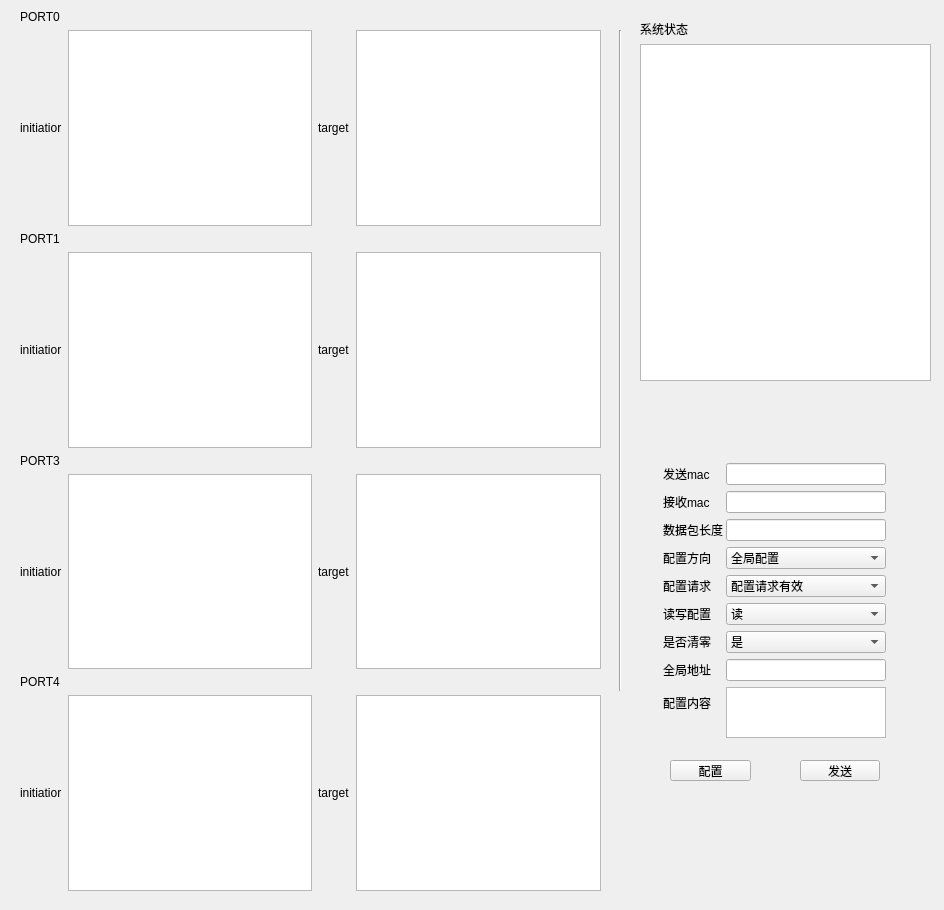
Before: the Qt Designer form form.ui in hanyidadada/qtproj, drawn with Qt 5.
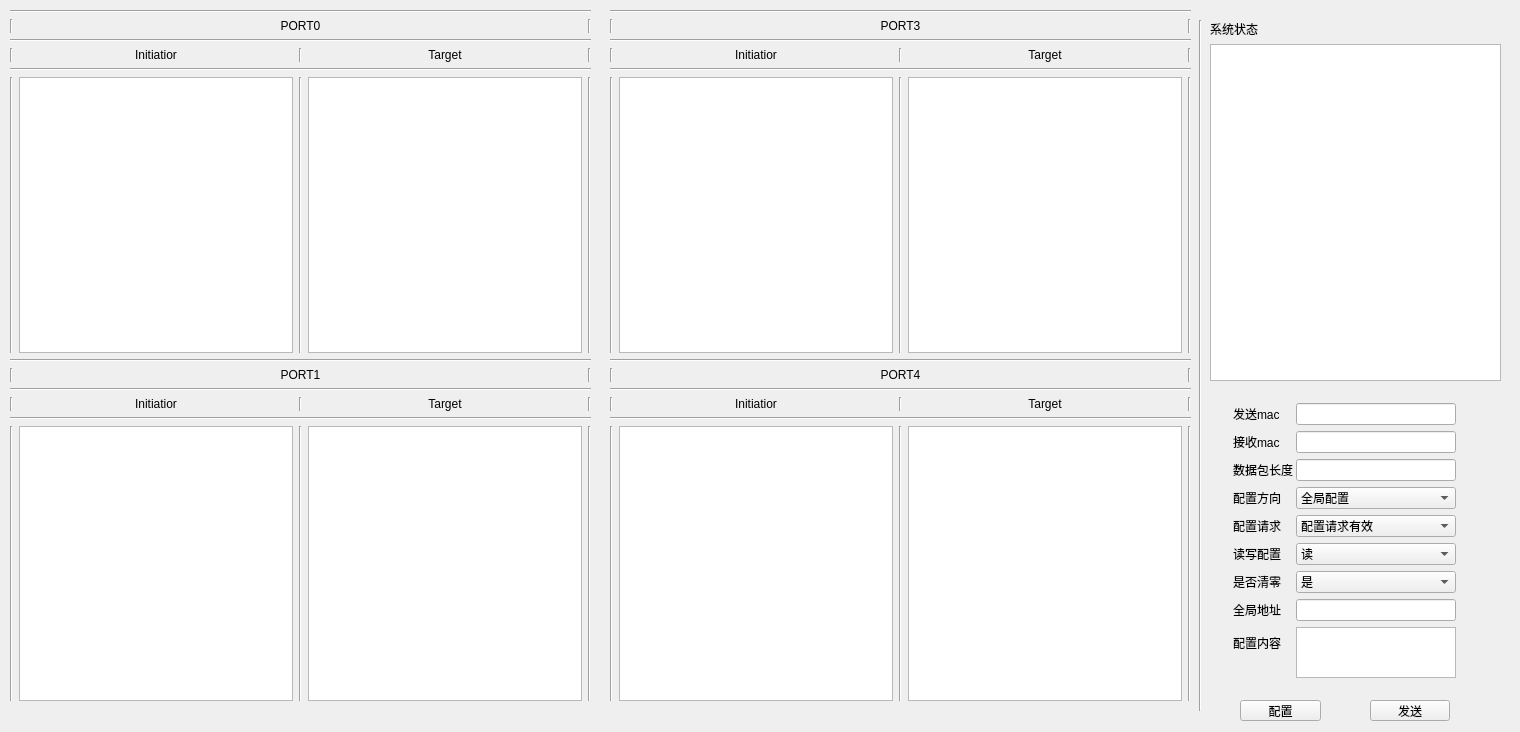
After: the same form once the commit is applied.

Diff of the .ui file:
```diff
--- a/form.ui
+++ b/form.ui
@@ -6,8 +6,8 @@
    <rect>
     <x>0</x>
     <y>0</y>
-    <width>944</width>
-    <height>910</height>
+    <width>1520</width>
+    <height>732</height>
    </rect>
   </property>
   <property name="sizePolicy">
@@ -22,8 +22,8 @@
   <widget class="QPushButton" name="configbn">
    <property name="geometry">
     <rect>
-     <x>670</x>
-     <y>760</y>
+     <x>1240</x>
+     <y>700</y>
      <width>81</width>
      <height>21</height>
     </rect>
@@ -35,8 +35,8 @@
   <widget class="QPushButton" name="sendbn">
    <property name="geometry">
     <rect>
-     <x>800</x>
-     <y>760</y>
+     <x>1370</x>
+     <y>700</y>
      <width>80</width>
      <height>21</height>
     </rect>
@@ -48,8 +48,8 @@
   <widget class="QWidget" name="formLayoutWidget">
    <property name="geometry">
     <rect>
-     <x>660</x>
-     <y>460</y>
+     <x>1230</x>
+     <y>400</y>
      <width>229</width>
      <height>281</height>
     </rect>
@@ -212,10 +212,10 @@
   <widget class="Line" name="line">
    <property name="geometry">
     <rect>
-     <x>610</x>
-     <y>30</y>
+     <x>1190</x>
+     <y>20</y>
      <width>20</width>
-     <height>661</height>
+     <height>691</height>
     </rect>
    </property>
    <property name="orientation">
@@ -225,7 +225,7 @@
   <widget class="QWidget" name="verticalLayoutWidget">
    <property name="geometry">
     <rect>
-     <x>640</x>
+     <x>1210</x>
      <y>20</y>
      <width>291</width>
      <height>361</height>
@@ -247,132 +247,251 @@
   <widget class="QWidget" name="verticalLayoutWidget_2">
    <property name="geometry">
     <rect>
-     <x>20</x>
+     <x>610</x>
      <y>10</y>
      <width>581</width>
-     <height>881</height>
+     <height>691</height>
     </rect>
    </property>
-   <layout class="QVBoxLayout" name="portreglayout" stretch="0,0,0,0,0,0,0,0">
+   <layout class="QVBoxLayout" name="portreglayout2" stretch="0,0,0,0,0,0,0,0,0,0,0,0">
     <property name="sizeConstraint">
      <enum>QLayout::SetDefaultConstraint</enum>
     </property>
     <item>
-     <widget class="QLabel" name="port0label">
-      <property name="text">
-       <string>PORT0</string>
+     <widget class="Line" name="line_4">
+      <property name="orientation">
+       <enum>Qt::Horizontal</enum>
       </property>
      </widget>
     </item>
     <item>
      <layout class="QHBoxLayout" name="port0layout">
       <item>
-       <widget class="QLabel" name="init0label">
-        <property name="text">
-         <string>initiatior</string>
+       <widget class="Line" name="line_8">
+        <property name="orientation">
+         <enum>Qt::Vertical</enum>
         </property>
        </widget>
       </item>
       <item>
-       <widget class="QTableView" name="init0table"/>
-      </item>
-      <item>
-       <widget class="QLabel" name="taraget0label">
+       <widget class="QLabel" name="port3label_2">
         <property name="text">
-         <string>target</string>
+         <string>PORT3</string>
         </property>
+        <property name="alignment">
+         <set>Qt::AlignCenter</set>
+        </property>
        </widget>
       </item>
       <item>
-       <widget class="QTableView" name="taraget0table"/>
+       <widget class="Line" name="line_9">
+        <property name="orientation">
+         <enum>Qt::Vertical</enum>
+        </property>
+       </widget>
       </item>
      </layout>
     </item>
     <item>
-     <widget class="QLabel" name="port1label">
-      <property name="text">
-       <string>PORT1</string>
+     <widget class="Line" name="line_14">
+      <property name="orientation">
+       <enum>Qt::Horizontal</enum>
       </property>
      </widget>
     </item>
     <item>
      <layout class="QHBoxLayout" name="port1layout">
       <item>
-       <widget class="QLabel" name="init1label">
-        <property name="text">
-         <string>initiatior</string>
+       <widget class="Line" name="line_11">
+        <property name="orientation">
+         <enum>Qt::Vertical</enum>
         </property>
        </widget>
       </item>
-      <item>
-       <widget class="QTableView" name="init1table"/>
-      </item>
-      <item>
-       <widget class="QLabel" name="taraget1label">
-        <property name="text">
-         <string>target</string>
-        </property>
-       </widget>
-      </item>
-      <item>
-       <widget class="QTableView" name="taraget1table"/>
-      </item>
-     </layout>
-    </item>
-    <item>
-     <widget class="QLabel" name="port3label">
-      <property name="text">
-       <string>PORT3</string>
-      </property>
-     </widget>
-    </item>
-    <item>
-     <layout class="QHBoxLayout" name="port3layout">
       <item>
        <widget class="QLabel" name="init3label">
         <property name="text">
-         <string>initiatior</string>
+         <string>Initiatior</string>
+        </property>
+        <property name="alignment">
+         <set>Qt::AlignCenter</set>
         </property>
        </widget>
       </item>
       <item>
-       <widget class="QTableView" name="init3table"/>
+       <widget class="Line" name="line_12">
+        <property name="orientation">
+         <enum>Qt::Vertical</enum>
+        </property>
+       </widget>
       </item>
       <item>
        <widget class="QLabel" name="taraget3label">
         <property name="text">
-         <string>target</string>
+         <string>Target</string>
+        </property>
+        <property name="alignment">
+         <set>Qt::AlignCenter</set>
+        </property>
+       </widget>
+      </item>
+      <item>
+       <widget class="Line" name="line_13">
+        <property name="orientation">
+         <enum>Qt::Vertical</enum>
+        </property>
+       </widget>
+      </item>
+     </layout>
+    </item>
+    <item>
+     <widget class="Line" name="line_5">
+      <property name="orientation">
+       <enum>Qt::Horizontal</enum>
+      </property>
+     </widget>
+    </item>
+    <item>
+     <layout class="QHBoxLayout" name="port3layout">
+      <item>
+       <widget class="Line" name="line_7">
+        <property name="orientation">
+         <enum>Qt::Vertical</enum>
+        </property>
+       </widget>
+      </item>
+      <item>
+       <widget class="QTableView" name="init3table"/>
+      </item>
+      <item>
+       <widget class="Line" name="line_3">
+        <property name="orientation">
+         <enum>Qt::Vertical</enum>
         </property>
        </widget>
       </item>
       <item>
        <widget class="QTableView" name="taraget3table"/>
       </item>
+      <item>
+       <widget class="Line" name="line_10">
+        <property name="orientation">
+         <enum>Qt::Vertical</enum>
+        </property>
+       </widget>
+      </item>
      </layout>
     </item>
     <item>
-     <widget class="QLabel" name="port4label">
-      <property name="text">
-       <string>PORT4</string>
+     <widget class="Line" name="line_6">
+      <property name="orientation">
+       <enum>Qt::Horizontal</enum>
       </property>
      </widget>
     </item>
     <item>
-     <layout class="QHBoxLayout" name="port4layout">
+     <layout class="QHBoxLayout" name="horizontalLayout_9">
+      <item>
+       <widget class="Line" name="line_44">
+        <property name="orientation">
+         <enum>Qt::Vertical</enum>
+        </property>
+       </widget>
+      </item>
+      <item>
+       <widget class="QLabel" name="port1label_2">
+        <property name="text">
+         <string>PORT4</string>
+        </property>
+        <property name="alignment">
+         <set>Qt::AlignCenter</set>
+        </property>
+       </widget>
+      </item>
+      <item>
+       <widget class="Line" name="line_45">
+        <property name="orientation">
+         <enum>Qt::Vertical</enum>
+        </property>
+       </widget>
+      </item>
+     </layout>
+    </item>
+    <item>
+     <widget class="Line" name="line_2">
+      <property name="orientation">
+       <enum>Qt::Horizontal</enum>
+      </property>
+     </widget>
+    </item>
+    <item>
+     <layout class="QHBoxLayout" name="horizontalLayout_4">
+      <item>
+       <widget class="Line" name="line_15">
+        <property name="orientation">
+         <enum>Qt::Vertical</enum>
+        </property>
+       </widget>
+      </item>
       <item>
        <widget class="QLabel" name="init4label">
         <property name="text">
-         <string>initiatior</string>
+         <string>Initiatior</string>
+        </property>
+        <property name="alignment">
+         <set>Qt::AlignCenter</set>
         </property>
        </widget>
       </item>
       <item>
-       <widget class="QTableView" name="init4table"/>
+       <widget class="Line" name="line_16">
+        <property name="orientation">
+         <enum>Qt::Vertical</enum>
+        </property>
+       </widget>
       </item>
       <item>
        <widget class="QLabel" name="taraget4label">
         <property name="text">
-         <string>target</string>
+         <string>Target</string>
+        </property>
+        <property name="alignment">
+         <set>Qt::AlignCenter</set>
+        </property>
+       </widget>
+      </item>
+      <item>
+       <widget class="Line" name="line_17">
+        <property name="orientation">
+         <enum>Qt::Vertical</enum>
+        </property>
+       </widget>
+      </item>
+     </layout>
+    </item>
+    <item>
+     <widget class="Line" name="line_18">
+      <property name="orientation">
+       <enum>Qt::Horizontal</enum>
+      </property>
+     </widget>
+    </item>
+    <item>
+     <layout class="QHBoxLayout" name="port4layout_2">
+      <item>
+       <widget class="Line" name="line_41">
+        <property name="orientation">
+         <enum>Qt::Vertical</enum>
+        </property>
+       </widget>
+      </item>
+      <item>
+       <widget class="QTableView" name="init4table"/>
+      </item>
+      <item>
+       <widget class="Line" name="line_43">
+        <property name="orientation">
+         <enum>Qt::Vertical</enum>
         </property>
        </widget>
       </item>
@@ -380,6 +499,282 @@
        <widget class="QTableView" name="taraget4table">
         <property name="enabled">
          <bool>true</bool>
+        </property>
+       </widget>
+      </item>
+      <item>
+       <widget class="Line" name="line_42">
+        <property name="orientation">
+         <enum>Qt::Vertical</enum>
+        </property>
+       </widget>
+      </item>
+     </layout>
+    </item>
+   </layout>
+  </widget>
+  <widget class="QWidget" name="verticalLayoutWidget_4">
+   <property name="geometry">
+    <rect>
+     <x>10</x>
+     <y>10</y>
+     <width>581</width>
+     <height>691</height>
+    </rect>
+   </property>
+   <layout class="QVBoxLayout" name="portreglayout2_2" stretch="0,0,0,0,0,0,0,0,0,0,0,0">
+    <property name="sizeConstraint">
+     <enum>QLayout::SetDefaultConstraint</enum>
+    </property>
+    <item>
+     <widget class="Line" name="line_19">
+      <property name="orientation">
+       <enum>Qt::Horizontal</enum>
+      </property>
+     </widget>
+    </item>
+    <item>
+     <layout class="QHBoxLayout" name="horizontalLayout_5">
+      <item>
+       <widget class="Line" name="line_20">
+        <property name="orientation">
+         <enum>Qt::Vertical</enum>
+        </property>
+       </widget>
+      </item>
+      <item>
+       <widget class="QLabel" name="port0label">
+        <property name="text">
+         <string>PORT0</string>
+        </property>
+        <property name="alignment">
+         <set>Qt::AlignCenter</set>
+        </property>
+       </widget>
+      </item>
+      <item>
+       <widget class="Line" name="line_21">
+        <property name="orientation">
+         <enum>Qt::Vertical</enum>
+        </property>
+       </widget>
+      </item>
+     </layout>
+    </item>
+    <item>
+     <widget class="Line" name="line_22">
+      <property name="orientation">
+       <enum>Qt::Horizontal</enum>
+      </property>
+     </widget>
+    </item>
+    <item>
+     <layout class="QHBoxLayout" name="horizontalLayout_6">
+      <item>
+       <widget class="Line" name="line_23">
+        <property name="orientation">
+         <enum>Qt::Vertical</enum>
+        </property>
+       </widget>
+      </item>
+      <item>
+       <widget class="QLabel" name="init0label">
+        <property name="text">
+         <string>Initiatior</string>
+        </property>
+        <property name="alignment">
+         <set>Qt::AlignCenter</set>
+        </property>
+       </widget>
+      </item>
+      <item>
+       <widget class="Line" name="line_24">
+        <property name="orientation">
+         <enum>Qt::Vertical</enum>
+        </property>
+       </widget>
+      </item>
+      <item>
+       <widget class="QLabel" name="taraget0label">
+        <property name="text">
+         <string>Target</string>
+        </property>
+        <property name="alignment">
+         <set>Qt::AlignCenter</set>
+        </property>
+       </widget>
+      </item>
+      <item>
+       <widget class="Line" name="line_25">
+        <property name="orientation">
+         <enum>Qt::Vertical</enum>
+        </property>
+       </widget>
+      </item>
+     </layout>
+    </item>
+    <item>
+     <widget class="Line" name="line_26">
+      <property name="orientation">
+       <enum>Qt::Horizontal</enum>
+      </property>
+     </widget>
+    </item>
+    <item>
+     <layout class="QHBoxLayout" name="port3layout_2">
+      <item>
+       <widget class="Line" name="line_27">
+        <property name="orientation">
+         <enum>Qt::Vertical</enum>
+        </property>
+       </widget>
+      </item>
+      <item>
+       <widget class="QTableView" name="init0table"/>
+      </item>
+      <item>
+       <widget class="Line" name="line_28">
+        <property name="orientation">
+         <enum>Qt::Vertical</enum>
+        </property>
+       </widget>
+      </item>
+      <item>
+       <widget class="QTableView" name="taraget0table"/>
+      </item>
+      <item>
+       <widget class="Line" name="line_29">
+        <property name="orientation">
+         <enum>Qt::Vertical</enum>
+        </property>
+       </widget>
+      </item>
+     </layout>
+    </item>
+    <item>
+     <widget class="Line" name="line_30">
+      <property name="orientation">
+       <enum>Qt::Horizontal</enum>
+      </property>
+     </widget>
+    </item>
+    <item>
+     <layout class="QHBoxLayout" name="horizontalLayout_8">
+      <item>
+       <widget class="Line" name="line_36">
+        <property name="orientation">
+         <enum>Qt::Vertical</enum>
+        </property>
+       </widget>
+      </item>
+      <item>
+       <widget class="QLabel" name="port1label">
+        <property name="text">
+         <string>PORT1</string>
+        </property>
+        <property name="alignment">
+         <set>Qt::AlignCenter</set>
+        </property>
+       </widget>
+      </item>
+      <item>
+       <widget class="Line" name="line_37">
+        <property name="orientation">
+         <enum>Qt::Vertical</enum>
+        </property>
+       </widget>
+      </item>
+     </layout>
+    </item>
+    <item>
+     <widget class="Line" name="line_31">
+      <property name="orientation">
+       <enum>Qt::Horizontal</enum>
+      </property>
+     </widget>
+    </item>
+    <item>
+     <layout class="QHBoxLayout" name="horizontalLayout_7">
+      <item>
+       <widget class="Line" name="line_32">
+        <property name="orientation">
+         <enum>Qt::Vertical</enum>
+        </property>
+       </widget>
+      </item>
+      <item>
+       <widget class="QLabel" name="init1label">
+        <property name="text">
+         <string>Initiatior</string>
+        </property>
+        <property name="alignment">
+         <set>Qt::AlignCenter</set>
+        </property>
+       </widget>
+      </item>
+      <item>
+       <widget class="Line" name="line_33">
+        <property name="orientation">
+         <enum>Qt::Vertical</enum>
+        </property>
+       </widget>
+      </item>
+      <item>
+       <widget class="QLabel" name="taraget1label">
+        <property name="text">
+         <string>Target</string>
+        </property>
+        <property name="alignment">
+         <set>Qt::AlignCenter</set>
+        </property>
+       </widget>
+      </item>
+      <item>
+       <widget class="Line" name="line_34">
+        <property name="orientation">
+         <enum>Qt::Vertical</enum>
+        </property>
+       </widget>
+      </item>
+     </layout>
+    </item>
+    <item>
+     <widget class="Line" name="line_35">
+      <property name="orientation">
+       <enum>Qt::Horizontal</enum>
+      </property>
+     </widget>
+    </item>
+    <item>
+     <layout class="QHBoxLayout" name="port4layout_3">
+      <item>
+       <widget class="Line" name="line_38">
+        <property name="orientation">
+         <enum>Qt::Vertical</enum>
+        </property>
+       </widget>
+      </item>
+      <item>
+       <widget class="QTableView" name="init1table"/>
+      </item>
+      <item>
+       <widget class="Line" name="line_39">
+        <property name="orientation">
+         <enum>Qt::Vertical</enum>
+        </property>
+       </widget>
+      </item>
+      <item>
+       <widget class="QTableView" name="taraget1table">
+        <property name="enabled">
+         <bool>true</bool>
+        </property>
+       </widget>
+      </item>
+      <item>
+       <widget class="Line" name="line_40">
+        <property name="orientation">
+         <enum>Qt::Vertical</enum>
         </property>
        </widget>
       </item>
```
Left out of the diff: 6 changed lines with no effect on the pictures.
